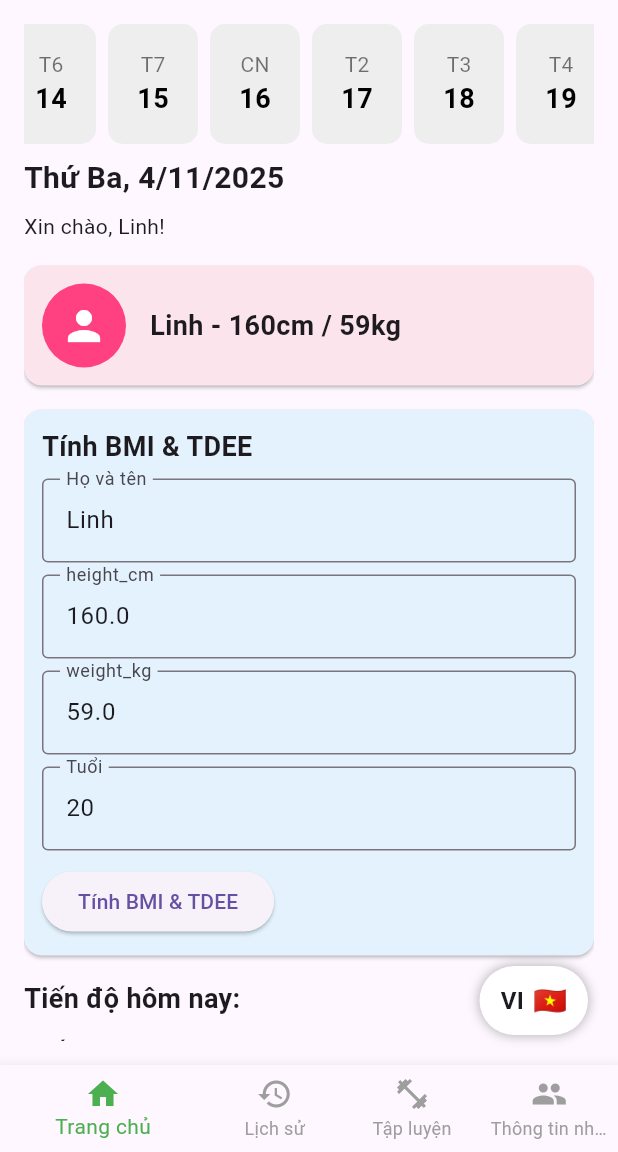
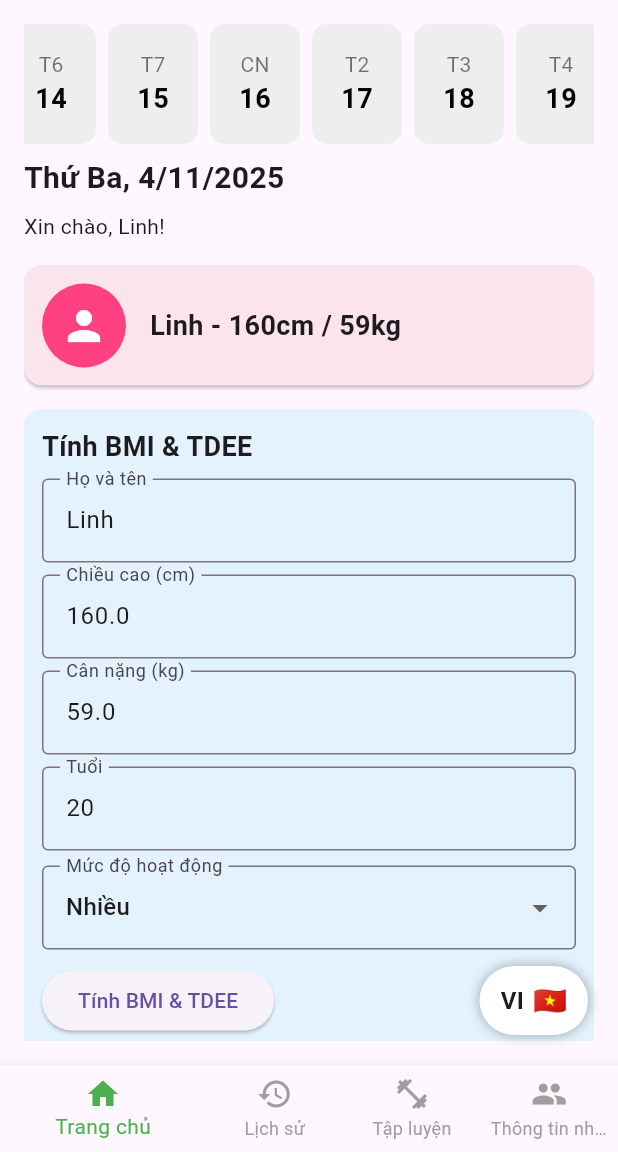
Before and after one commit to phuonglinh000/2025_LTTBDD_N04_Nhom_25, a Flutter app: the screen it shows after launch, on a phone screen of 412 x 824 dp, the part 84-1236 px from its top. Run offline on Flutter 3.47's test engine with Material 3 defaults, Android fonts, the phone set to English and light mode, and no system bars; our stand-ins replace fl_chart, flutter_screenutil, percent_indicator.

Commit message:
fix lỗi chuyển ngôn ngữ sang anh

```diff
--- a/calories/lib/man_hinh_chinh.dart
+++ b/calories/lib/man_hinh_chinh.dart
@@ -191,10 +191,10 @@ class _ManHinhChinhState
   }
 
   String _getBmiCategory(double bmi) {
-    if (bmi < 18.5) return 'Gầy';
-    if (bmi < 25) return 'Bình thường';
-    if (bmi < 30) return 'Thừa cân';
-    return 'Béo phì';
+    if (bmi < 18.5) return Lang.t('bmi_underweight');
+    if (bmi < 25) return Lang.t('bmi_normal');
+    if (bmi < 30) return Lang.t('bmi_overweight');
+    return Lang.t('bmi_obese');
   }
 
   void _onItemTapped(int index) {
@@ -397,7 +397,7 @@ class _ManHinhChinhState
                             .number,
                     decoration: InputDecoration(
                       labelText: Lang.t(
-                        'height_cm',
+                        'height',
                       ),
                       border:
                           OutlineInputBorder(),
@@ -414,7 +414,7 @@ class _ManHinhChinhState
                             .number,
                     decoration: InputDecoration(
                       labelText: Lang.t(
-                        'weight_kg',
+                        'weight',
                       ),
                       border:
                           OutlineInputBorder(),
@@ -442,6 +442,25 @@ class _ManHinhChinhState
                   const SizedBox(
                     height: 10,
                   ),
+                  DropdownButtonFormField<String>(
+                    value: _activityLevel,decoration:
+                    InputDecoration(
+                      labelText: Lang.t('activity_level'),border: OutlineInputBorder(),
+                    ),
+                    items: _activityFactors.keys.map((level) {
+                      return DropdownMenuItem(
+                        value: level,
+                        child: Text(level),
+                      );
+                    }).toList(),
+                    onChanged: (value) {
+                      setState(() {
+                        _activityLevel = value!;
+                      });
+                    },
+                  ),
+                  const SizedBox(height: 10),
+
                   ElevatedButton(
                     onPressed:
                         _calculateBMIandTDEE,
@@ -497,16 +516,6 @@ class _ManHinhChinhState
             ),
           ),
           const SizedBox(height: 10),
-
-          Text(
-  Lang.t('today_progress'),
-  style: const TextStyle(
-    fontSize: 18,
-    fontWeight: FontWeight.bold,
-  ),
-),
-const SizedBox(height: 10),
-
           Row(
             crossAxisAlignment: CrossAxisAlignment.start,
             children: [
@@ -522,9 +531,7 @@ Row(
                         backgroundColor: Colors.grey[300]!,
                         progressColor: progress < 1.0
                         ? Colors.amber
-                  : (progress == 1.0 ? Colors.green : Colors.red),
-              circularStrokeCap: CircularStrokeCap.round,
-
+                        : (progress == 1.0 ? Colors.green : Colors.red),circularStrokeCap: CircularStrokeCap.round,
                       ),
                       const Icon(
                         Icons.person,
--- a/calories/lib/man_hinh_lich_su.dart
+++ b/calories/lib/man_hinh_lich_su.dart
@@ -43,7 +43,7 @@ class ManHinhLichSu extends StatelessWidget {
                           return const SizedBox();
                         }
                         return Text(
-                          meals[index]['name'],
+                          Lang.t(meals[index]['name']),
                           style: const TextStyle(fontSize: 12),
                         );
                       },
@@ -81,10 +81,9 @@ class ManHinhLichSu extends StatelessWidget {
 
           const SizedBox(height: 24),
 
-          // === Danh sách chi tiết món ăn ===
           ...meals.map(
             (m) => ListTile(
-              title: Text(m['name']),
+              title: Text(Lang.t(m['name'])),
               trailing: Text(
                 '${m['calories']} ${Lang.t('kcal')}',
                 style: const TextStyle(fontWeight: FontWeight.w500),
--- a/calories/lib/quan_ly_ngon_ngu.dart
+++ b/calories/lib/quan_ly_ngon_ngu.dart
@@ -72,6 +72,13 @@ class Lang {
       'guava': 'Ổi',
       'steamed_squid': 'Mực hấp',
       'stir_fried_eel': 'Lươn xào',
+      'bmi_underweight': 'Gầy',
+      'bmi_normal': 'Bình thường',
+      'bmi_overweight': 'Thừa cân',
+      'bmi_obese': 'Béo phì',
+      'activity_level': 'Mức độ hoạt động',
+
+
     },
     'en': {
       'hello': 'Hello',
@@ -129,6 +136,12 @@ class Lang {
       'guava': 'Guava',
       'steamed_squid': 'Steamed squid',
       'stir_fried_eel': 'Stir-fried eel',
+      'bmi_underweight': 'Underweight',
+      'bmi_normal': 'Normal',
+      'bmi_overweight': 'Overweight',
+      'bmi_obese': 'Obese',
+      'activity_level': 'Activity level',
+
 
     },
   };
```
Also changed, not shown: calories/lib/man_hinh_thong_tin_nhom.dart (indentation only). Lines whose indentation alone changed are shown as unchanged.
